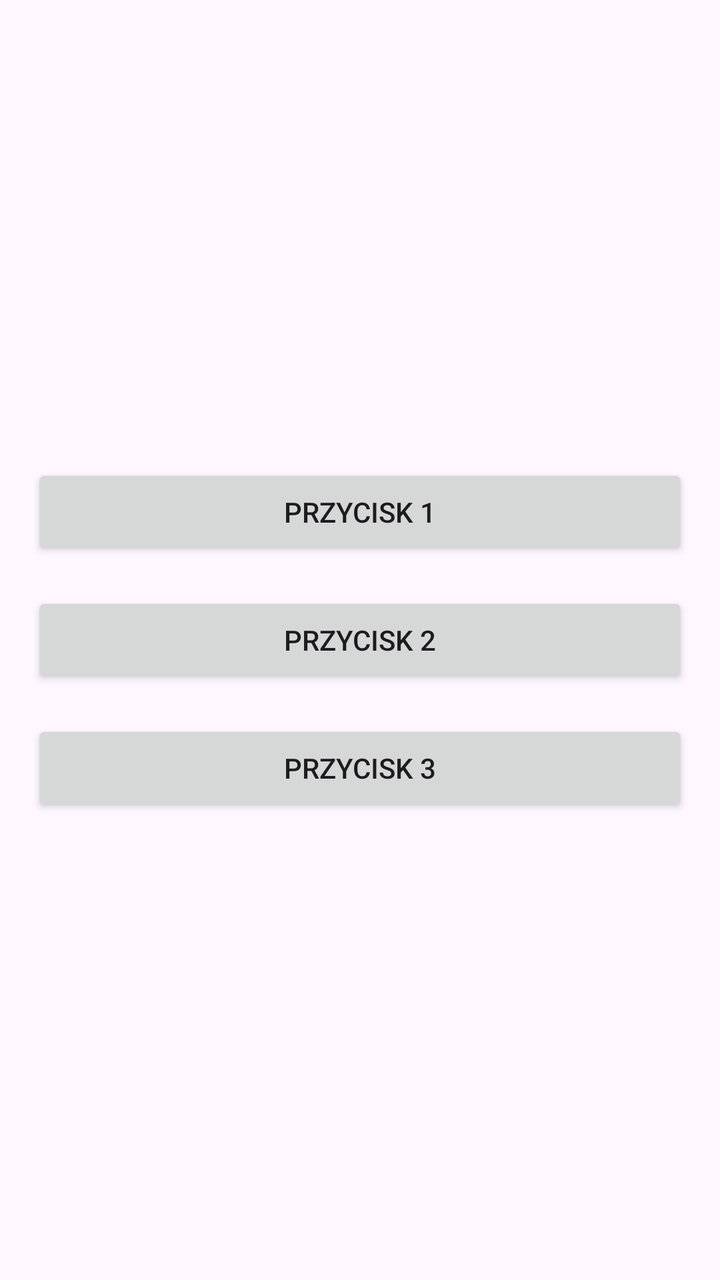
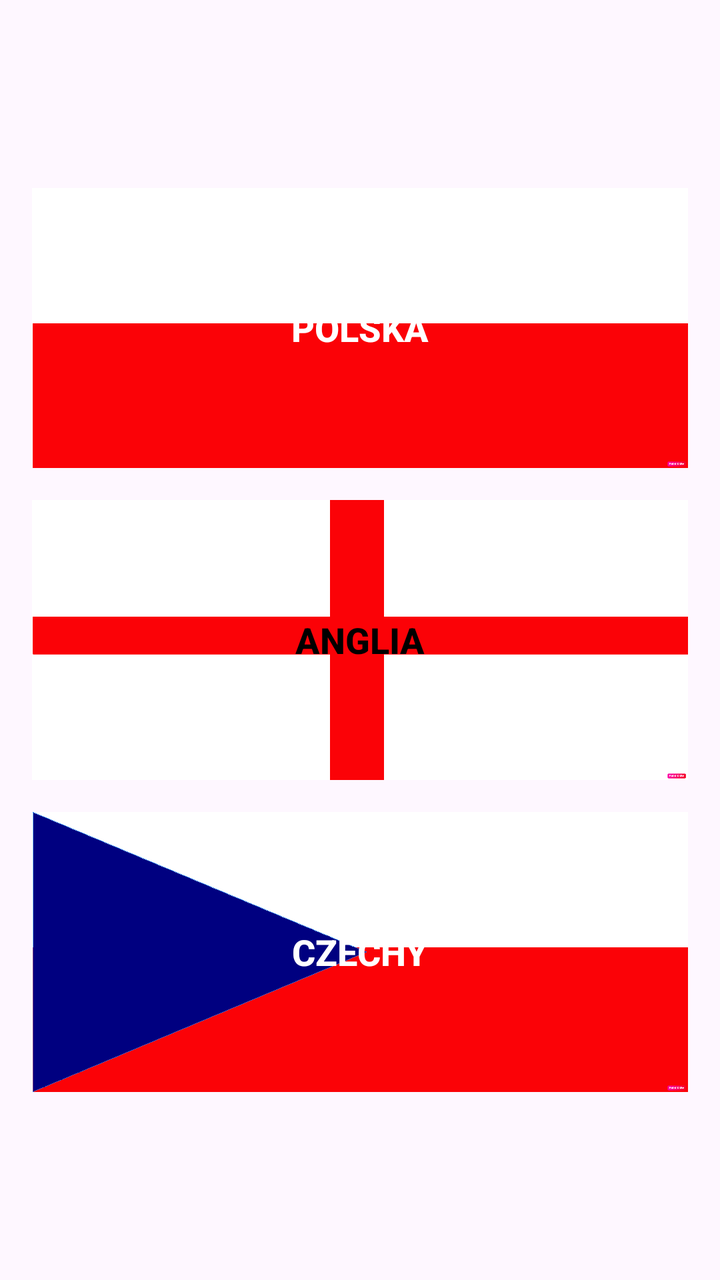

Before-and-after screenshots of an Android layout around one commit, followed by the original layout XML and the change that was made.
<!-- AndroidManifest.xml: application theme Theme.Cwiczenie51MP_18 -->
<!-- res/layout/activity_main.xml -->
<?xml version="1.0" encoding="utf-8"?>
<androidx.constraintlayout.widget.ConstraintLayout xmlns:android="http://schemas.android.com/apk/res/android"
    xmlns:app="http://schemas.android.com/apk/res-auto"
    xmlns:tools="http://schemas.android.com/tools"
    android:id="@+id/main"
    android:layout_width="match_parent"
    android:layout_height="match_parent"
    android:padding="16dp"
    tools:context=".MainActivity">

    <Button
        android:id="@+id/button1"
        android:layout_width="0dp"
        android:layout_height="wrap_content"
        android:text="@string/button_1"
        app:layout_constraintBottom_toTopOf="@id/button2"
        app:layout_constraintEnd_toEndOf="parent"
        app:layout_constraintStart_toStartOf="parent"
        app:layout_constraintTop_toTopOf="parent"
        app:layout_constraintVertical_chainStyle="packed" />

    <Button
        android:id="@+id/button2"
        android:layout_width="0dp"
        android:layout_height="wrap_content"
        android:layout_marginTop="16dp"
        android:text="@string/button_2"
        app:layout_constraintBottom_toTopOf="@id/button3"
        app:layout_constraintEnd_toEndOf="parent"
        app:layout_constraintStart_toStartOf="parent"
        app:layout_constraintTop_toBottomOf="@id/button1" />

    <Button
        android:id="@+id/button3"
        android:layout_width="0dp"
        android:layout_height="wrap_content"
        android:layout_marginTop="16dp"
        android:text="@string/button_3"
        app:layout_constraintBottom_toBottomOf="parent"
        app:layout_constraintEnd_toEndOf="parent"
        app:layout_constraintStart_toStartOf="parent"
        app:layout_constraintTop_toBottomOf="@id/button2" />

</androidx.constraintlayout.widget.ConstraintLayout>
<!-- resources referenced by this layout -->
<resources>
  <string name="button_1">Przycisk 1</string>
  <string name="button_2">Przycisk 2</string>
  <string name="button_3">Przycisk 3</string>
  <style name="Theme.Cwiczenie51MP_18" parent="Base.Theme.Cwiczenie51MP_18" />
  <style name="Base.Theme.Cwiczenie51MP_18" parent="Theme.Material3.DayNight.NoActionBar">
          
          
      </style>
</resources>

<!-- the commit's change to res/layout/activity_main.xml (unified diff, before → after) -->
@@ -11,8 +11,13 @@
     <Button
         android:id="@+id/button1"
         android:layout_width="0dp"
-        android:layout_height="wrap_content"
+        android:layout_height="140dp"
+        android:background="@drawable/flaga_polska"
         android:text="@string/button_1"
+        android:textColor="@android:color/white"
+        android:textSize="18sp"
+        android:textStyle="bold"
+        app:backgroundTint="@null"
         app:layout_constraintBottom_toTopOf="@id/button2"
         app:layout_constraintEnd_toEndOf="parent"
         app:layout_constraintStart_toStartOf="parent"
@@ -22,9 +27,14 @@
     <Button
         android:id="@+id/button2"
         android:layout_width="0dp"
-        android:layout_height="wrap_content"
+        android:layout_height="140dp"
         android:layout_marginTop="16dp"
+        android:background="@drawable/flaga_anglii"
         android:text="@string/button_2"
+        android:textColor="@android:color/black"
+        android:textSize="18sp"
+        android:textStyle="bold"
+        app:backgroundTint="@null"
         app:layout_constraintBottom_toTopOf="@id/button3"
         app:layout_constraintEnd_toEndOf="parent"
         app:layout_constraintStart_toStartOf="parent"
@@ -33,9 +43,14 @@
     <Button
         android:id="@+id/button3"
         android:layout_width="0dp"
-        android:layout_height="wrap_content"
+        android:layout_height="140dp"
         android:layout_marginTop="16dp"
+        android:background="@drawable/flaga_czechy"
         android:text="@string/button_3"
+        android:textColor="@android:color/white"
+        android:textSize="18sp"
+        android:textStyle="bold"
+        app:backgroundTint="@null"
         app:layout_constraintBottom_toBottomOf="parent"
         app:layout_constraintEnd_toEndOf="parent"
         app:layout_constraintStart_toStartOf="parent"
<!-- resource entries referenced after the edit -->
@@ -1,8 +1,11 @@
 <!-- resources referenced by this layout -->
 <resources>
-  <string name="button_1">Przycisk 1</string>
-  <string name="button_2">Przycisk 2</string>
-  <string name="button_3">Przycisk 3</string>
+  <!-- drawable flaga_anglii: png bitmap (drawable, 84778 bytes) -->
+  <!-- drawable flaga_czechy: png bitmap (drawable, 136900 bytes) -->
+  <!-- drawable flaga_polska: png bitmap (drawable, 83524 bytes) -->
+  <string name="button_1">Polska</string>
+  <string name="button_2">Anglia</string>
+  <string name="button_3">Czechy</string>
   <style name="Theme.Cwiczenie51MP_18" parent="Base.Theme.Cwiczenie51MP_18" />
   <style name="Base.Theme.Cwiczenie51MP_18" parent="Theme.Material3.DayNight.NoActionBar">
           
